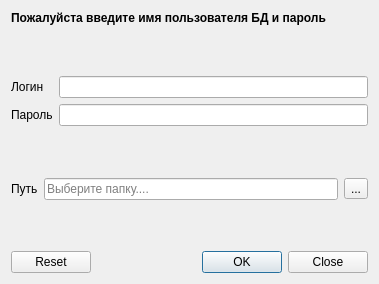
The window that dialogs/authdialog.ui (gurmaaan/AtlasKidney) describes before a commit, drawn with Qt 5.
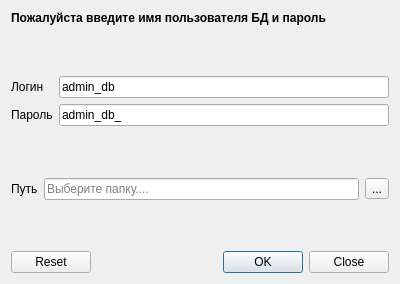
The same window after the commit. Icons and pictures are not drawn.

The edit to the form file:
```diff
--- a/dialogs/authdialog.ui
+++ b/dialogs/authdialog.ui
@@ -6,7 +6,7 @@
    <rect>
     <x>0</x>
     <y>0</y>
-    <width>379</width>
+    <width>400</width>
     <height>284</height>
    </rect>
   </property>
@@ -64,6 +64,9 @@
        <property name="styleSheet">
         <string notr="true">color: black;</string>
        </property>
+       <property name="text">
+        <string>admin_db</string>
+       </property>
       </widget>
      </item>
      <item row="1" column="0">
@@ -84,6 +87,9 @@
        <property name="styleSheet">
         <string notr="true">color:black;</string>
        </property>
+       <property name="text">
+        <string>admin_db_</string>
+       </property>
       </widget>
      </item>
     </layout>
```
Left out of the diff: 3 changed lines with no effect on the pictures.
